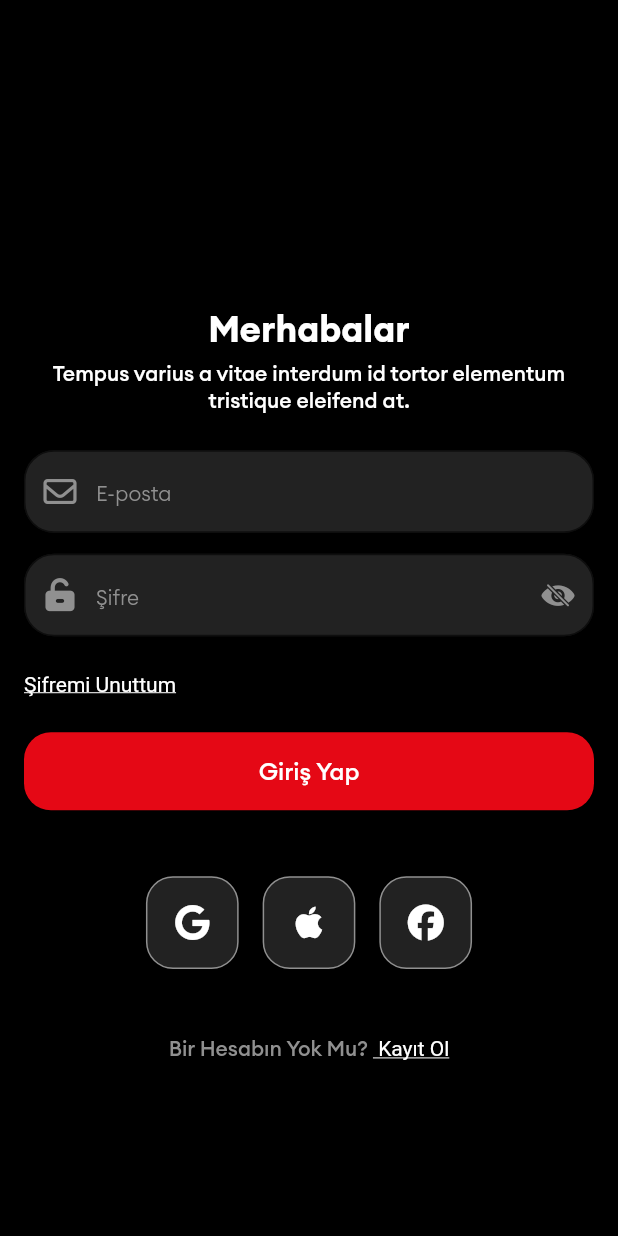
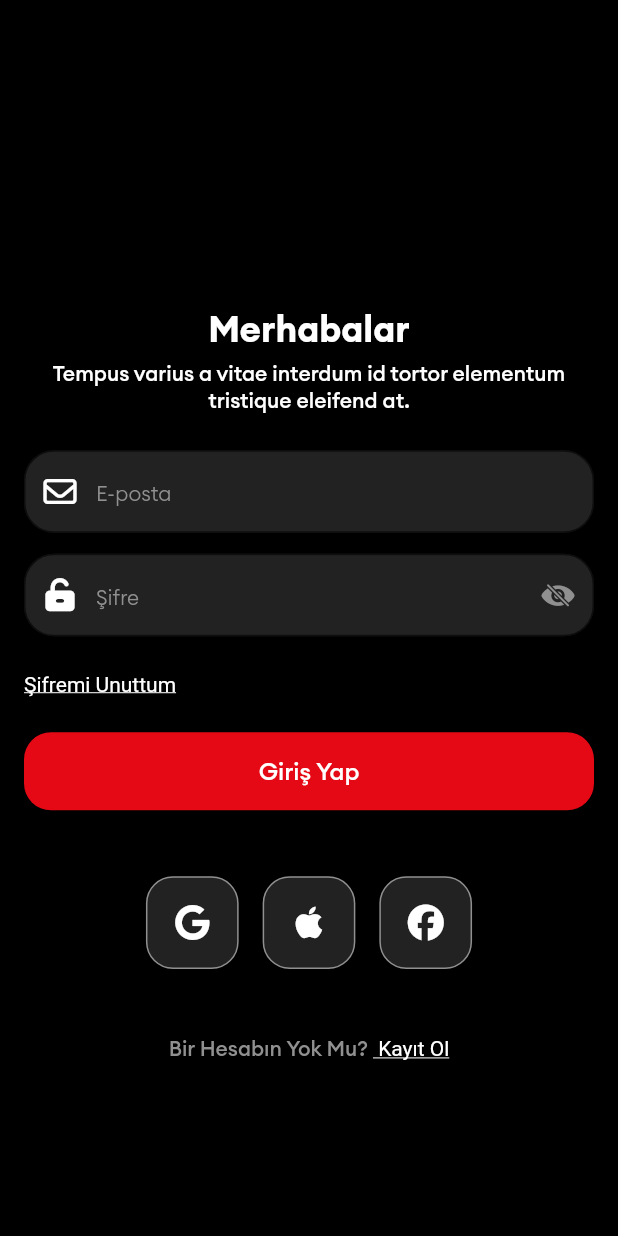
Before and after one commit to Ozberksenn/datingApp-case, a Flutter app: the screen it shows after launch, on a phone screen of 412 x 824 dp. Run offline on Flutter 3.47's test engine with Material 3 defaults, Android fonts, the phone set to English and light mode, and no system bars; our stand-ins replace cached_network_image, dio, flutter_bloc, font_awesome_flutter, go_router, image_picker and 1 more.

Commit message:
text field icon color

```diff
--- a/lib/product/editors/text_field_widget.dart
+++ b/lib/product/editors/text_field_widget.dart
@@ -27,7 +27,7 @@ class TextFieldWidget extends StatelessWidget {
         hintText: labelText,
         prefixIcon:
             prefixIcon != null
-                ? Icon(prefixIcon, color: AppColors.lightGrey, size: 22)
+                ? Icon(prefixIcon, color: AppColors.white, size: 22)
                 : null,
         suffixIcon:
             suffixIcon != null
```
